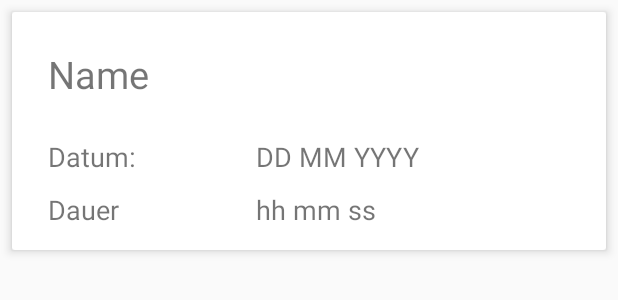
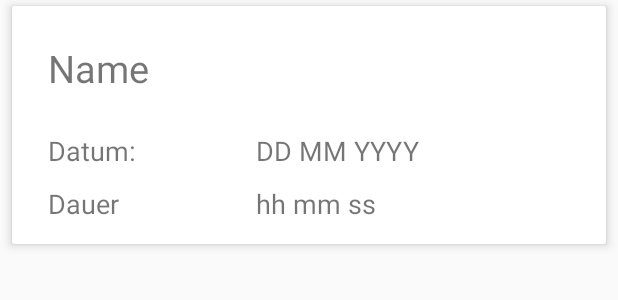
Before and after one commit to SebastianKapunkt/Workyfie, an Android app: the layout history_row.xml on its own in the app's theme, with its tools: preview values and no code run, on a phone screen of 412 x 824 dp. Shown: the top 300 px of the screen. Run offline under Robolectric (Android 15) with nearby library versions, the phone set to English and light mode, and no system bars.

Commit message:
fit margins of history list

```diff
--- a/Workyfie/app/src/main/java/workyfie/github/de/workyfie/presentation/page/main/historie/detail/HistoryDetailFragment.java
+++ b/Workyfie/app/src/main/java/workyfie/github/de/workyfie/presentation/page/main/historie/detail/HistoryDetailFragment.java
@@ -172,8 +172,8 @@ public class HistoryDetailFragment extends Fragment implements HistoryDetailView
         durationView.setText(String.format(
                 "%s h %s min %s sek",
                 Duration.between(items.item1.startTime, items.item1.endTime).toHours(),
-                Duration.between(items.item1.startTime, items.item1.endTime).toMinutes(),
-                Duration.between(items.item1.startTime, items.item1.endTime).toMillis() / 1000)
+                Duration.between(items.item1.startTime, items.item1.endTime).toMinutes() % 60,
+                (Duration.between(items.item1.startTime, items.item1.endTime).toMillis() / 1000) % 60)
         );
         startTime.setText(String.format(
                 "%s:%s:%s",
--- a/Workyfie/app/src/main/res/layout/history_row.xml
+++ b/Workyfie/app/src/main/res/layout/history_row.xml
@@ -2,10 +2,10 @@
 <LinearLayout xmlns:android="http://schemas.android.com/apk/res/android"
     android:layout_width="match_parent"
     android:layout_height="wrap_content"
-    android:layout_marginBottom="8dp"
+    android:layout_marginBottom="4dp"
     android:layout_marginLeft="8dp"
     android:layout_marginRight="8dp"
-    android:layout_marginTop="8dp"
+    android:layout_marginTop="4dp"
     android:background="@drawable/rectangle"
     android:elevation="4dp"
     android:orientation="vertical">
```
